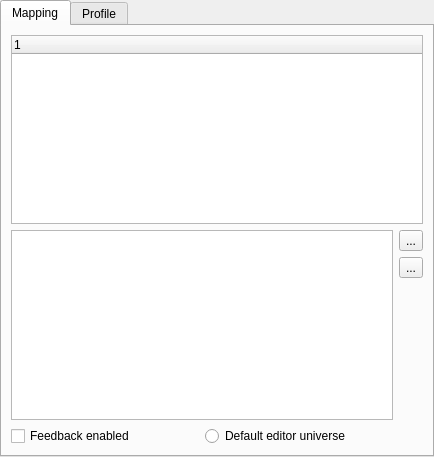
This is trunk/ui/src/inputpatcheditor.ui in Bondzio/qlc as Qt 5 draws it before an edit. The edited form follows.
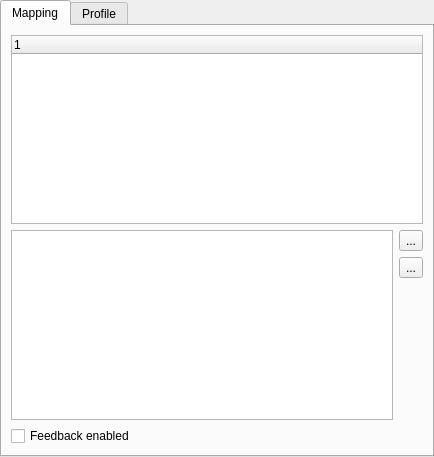
This is the edited form. Icons and pictures are not drawn.

Commit message: Removed editor universe stuff from UI. It sucks as such.

```diff
--- a/trunk/ui/src/inputpatcheditor.ui
+++ b/trunk/ui/src/inputpatcheditor.ui
@@ -110,16 +110,6 @@
          </property>
         </widget>
        </item>
-       <item row="4" column="1" colspan="2">
-        <widget class="QRadioButton" name="m_editorUniverseRadio">
-         <property name="toolTip">
-          <string>Use this universe for e.g. scene channel value setting in scene editor</string>
-         </property>
-         <property name="text">
-          <string>Default editor universe</string>
-         </property>
-        </widget>
-       </item>
       </layout>
      </widget>
      <widget class="QWidget" name="Profile">
```
Left out of the diff: 5 changed lines with no effect on the pictures. The commit also changes 3 other files.
